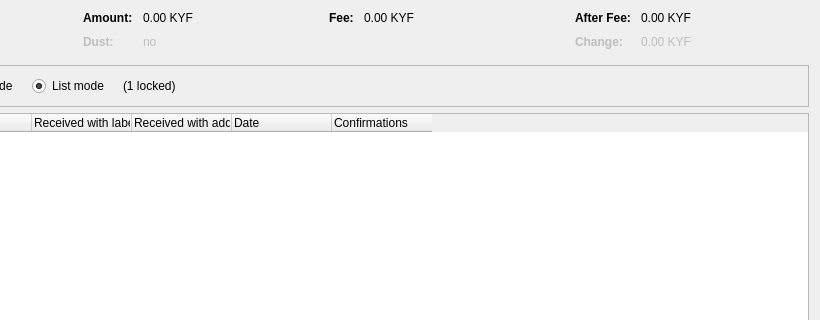
NicolasChoukroun/Kryptofranc, file kryptofranccore/src/qt/forms/coincontroldialog.ui: the form before one commit; both pictures show x 180 to 1000 and y 0 to 320 of the 1000 by 500 pixel window.
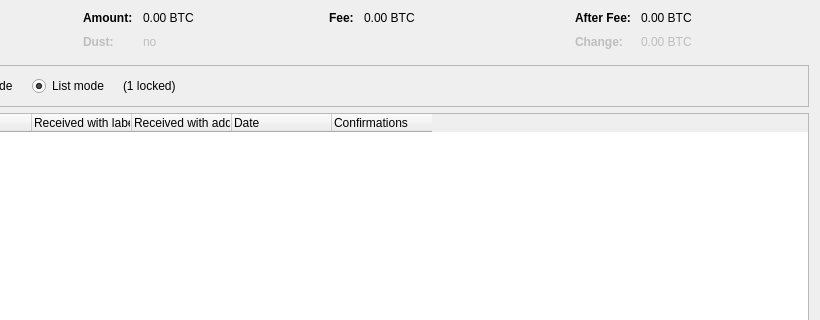
The form after the commit. Custom widgets are drawn as their Qt base class.

```diff
--- a/kryptofranccore/src/qt/forms/coincontroldialog.ui
+++ b/kryptofranccore/src/qt/forms/coincontroldialog.ui
@@ -132,7 +132,7 @@
           <enum>Qt::ActionsContextMenu</enum>
          </property>
          <property name="text">
-          <string notr="true">0.00 KYF</string>
+          <string notr="true">0.00 BTC</string>
          </property>
          <property name="textInteractionFlags">
           <set>Qt::LinksAccessibleByMouse|Qt::TextSelectableByKeyboard|Qt::TextSelectableByMouse</set>
@@ -212,7 +212,7 @@
           <enum>Qt::ActionsContextMenu</enum>
          </property>
          <property name="text">
-          <string notr="true">0.00 KYF</string>
+          <string notr="true">0.00 BTC</string>
          </property>
          <property name="textInteractionFlags">
           <set>Qt::LinksAccessibleByMouse|Qt::TextSelectableByKeyboard|Qt::TextSelectableByMouse</set>
@@ -257,7 +257,7 @@
           <enum>Qt::ActionsContextMenu</enum>
          </property>
          <property name="text">
-          <string notr="true">0.00 KYF</string>
+          <string notr="true">0.00 BTC</string>
          </property>
          <property name="textInteractionFlags">
           <set>Qt::LinksAccessibleByMouse|Qt::TextSelectableByKeyboard|Qt::TextSelectableByMouse</set>
@@ -292,7 +292,7 @@
           <enum>Qt::ActionsContextMenu</enum>
          </property>
          <property name="text">
-          <string notr="true">0.00 KYF</string>
+          <string notr="true">0.00 BTC</string>
          </property>
          <property name="textInteractionFlags">
           <set>Qt::LinksAccessibleByMouse|Qt::TextSelectableByKeyboard|Qt::TextSelectableByMouse</set>
```
